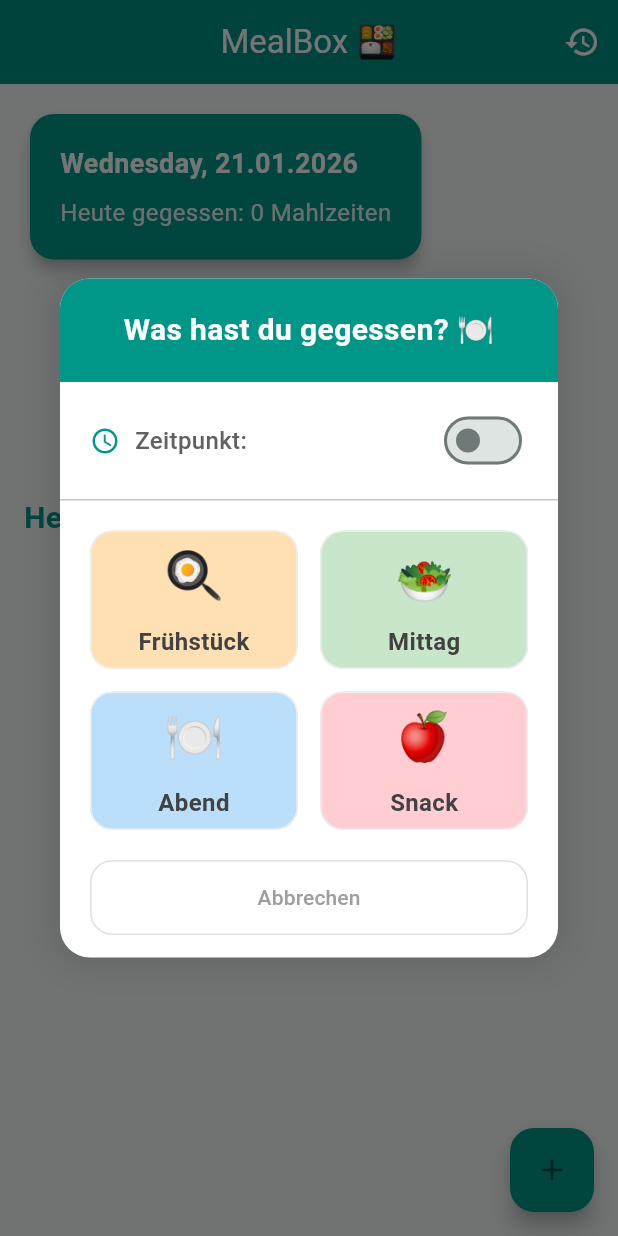
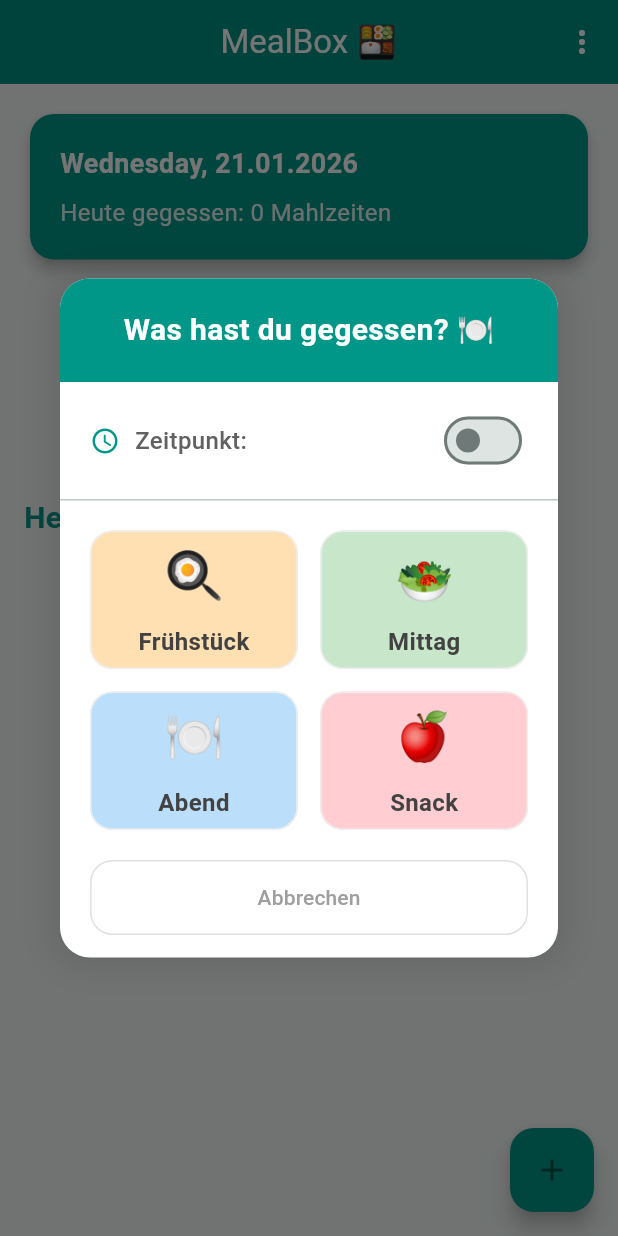
Before and after one commit to Addereum/mealBox, a Flutter app: the screen it shows after launch, after a tap on "Hinzufügen", on a phone screen of 412 x 824 dp. Run offline on Flutter 3.47's test engine with Material 3 defaults, Android fonts, the light colour scheme and no system bars; our stand-ins replace hive, hive_flutter; accounts and stored records are empty.

Commit message:
feat: add simple mode toggle for low-executive-function logging
- Add SettingsService with Hive persistence
- Implement one-button logging for simple mode
- Add toggle in settings screen
- Update UI to reflect current mode
- Maintain backward compatibility with existing data

Benefits:
- Reduces decision fatigue for ADHD/autism users
- Faster logging on difficult days
- User can switch modes anytime

```diff
--- a/lib/screens/home_screen.dart
+++ b/lib/screens/home_screen.dart
@@ -1,11 +1,13 @@
 import 'package:flutter/material.dart';
 import 'package:intl/intl.dart';
 import '../services/meal_service.dart';
+import '../services/settings_service.dart';
 import '../models/meal.dart';
 import '../widgets/meal_dialog.dart';
 import '../widgets/meal_list_tile.dart';
 import '../widgets/delete_confirmation_dialog.dart';
 import 'history_screen.dart';
+import 'settings_screen.dart';
 
 class HomeScreen extends StatefulWidget {
   const HomeScreen({Key? key}) : super(key: key);
@@ -16,20 +18,51 @@
 
 class _HomeScreenState extends State<HomeScreen> {
   final MealService _mealService = MealService();
+  final SettingsService _settingsService = SettingsService();
   List<Meal> _todayMeals = [];
   bool _isLoading = true;
+  bool _simpleMode = false;
   final ScrollController _scrollController = ScrollController();
 
   @override
   void initState() {
     super.initState();
+    _loadSettings(); // load settings
     _loadTodayMeals();
+  }
+
+  Future<void> _loadSettings() async {
+    _simpleMode = await _settingsService.getSimpleMode();
+    setState(() {});
+  }
+
+  Future<void> _logSimpleMeal() async {
+  await _mealService.addMeal('Mahlzeit');
+  await _loadTodayMeals();
+
+  await Future.delayed(Duration(milliseconds: 100));
+
+  ScaffoldMessenger.of(context).showSnackBar(
+    SnackBar(
+      content: Text('Mahlzeit hinzugefügt ✅'),
+      backgroundColor: Colors.teal,
+      behavior: SnackBarBehavior.floating,
+      shape: RoundedRectangleBorder(borderRadius: BorderRadius.circular(10)),
+    ),
+  );
 }
 
   @override
   void dispose() {
     _scrollController.dispose();
     super.dispose();
+  }
+
+  void _navigateToSettings() {
+  Navigator.push(
+      context,
+      MaterialPageRoute(builder: (context) => SettingsScreen()),
+    );
   }
 
   Future<void> _loadTodayMeals() async {
@@ -75,10 +108,16 @@
   }
 
   void _showMealDialog() {
+    if (_simpleMode) {
+      // SIMPLE MODE: Log without dialog/meal type
+      _logSimpleMeal();
+    } else {
+      // NORMAL MODE: Log with dialog/meal type
       showDialog(
         context: context,
-    builder: (context) => MealDialog(onMealSelected: _logMeal), // Geändert
+        builder: (context) => MealDialog(onMealSelected: _logMeal),
       );
+    }
   }
 
   void _navigateToHistory() {
@@ -96,10 +135,39 @@
       appBar: AppBar(
         title: Text('MealBox 🍱'),
         actions: [
-          IconButton(
-            icon: Icon(Icons.history),
-            onPressed: _navigateToHistory,
-            tooltip: 'Historie',
+          PopupMenuButton<String>(
+            icon: Icon(Icons.more_vert),
+            onSelected: (value) {
+              if (value == 'history') {
+                _navigateToHistory();
+              } else if (value == 'settings') {
+                _navigateToSettings();
+              }
+            },
+            itemBuilder: (BuildContext context) {
+              return [
+                PopupMenuItem<String>(
+                  value: 'history',
+                  child: Row(
+                    children: [
+                      Icon(Icons.history, color: Colors.teal),
+                      SizedBox(width: 10),
+                      Text('Historie'),
+                    ],
+                  ),
+                ),
+                PopupMenuItem<String>(
+                  value: 'settings',
+                  child: Row(
+                    children: [
+                      Icon(Icons.settings, color: Colors.teal),
+                      SizedBox(width: 10),
+                      Text('Einstellungen'),
+                    ],
+                  ),
+                ),
+              ];
+            },
           ),
         ],
       ),
@@ -125,6 +193,12 @@
                     child: Column(
                       crossAxisAlignment: CrossAxisAlignment.start,
                       children: [
+                        Row(
+                          children: [
+                            Expanded(
+                              child: Column(
+                                crossAxisAlignment: CrossAxisAlignment.start,
+                                children: [
                                   Text(
                                     DateFormat('EEEE, dd.MM.yyyy').format(DateTime.now()),
                                     style: TextStyle(
@@ -140,6 +214,34 @@
                                       fontSize: 16,
                                       color: Colors.white.withOpacity(0.9),
                                     ),
+                                  ),
+                                ],
+                              ),
+                            ),
+                            // Simple Mode Indicator (only when active)
+                            if (_simpleMode)
+                              Container(
+                                padding: EdgeInsets.symmetric(horizontal: 8, vertical: 4),
+                                decoration: BoxDecoration(
+                                  color: Colors.white.withOpacity(0.2),
+                                  borderRadius: BorderRadius.circular(12),
+                                ),
+                                child: Row(
+                                  children: [
+                                    Icon(Icons.flash_on, size: 14, color: Colors.white),
+                                    SizedBox(width: 4),
+                                    Text(
+                                      'Einfach',
+                                      style: TextStyle(
+                                        fontSize: 12,
+                                        color: Colors.white,
+                                        fontWeight: FontWeight.bold,
+                                      ),
+                                    ),
+                                  ],
+                                ),
+                              ),
+                          ],
                         ),
                       ],
                     ),
@@ -253,7 +355,7 @@
       floatingActionButton: FloatingActionButton(
         onPressed: _showMealDialog,
         backgroundColor: Colors.teal,
-        child: Icon(Icons.add),
+        child: Icon(_simpleMode ? Icons.check : Icons.add), // ANPASSUNG HIER
       ),
     );
   }
--- /dev/null
+++ b/lib/services/settings_service.dart
@@ -0,0 +1,23 @@
+import 'package:hive/hive.dart';
+
+class SettingsService {
+  static const String _boxName = 'settingsBox';
+  static const String _simpleModeKey = 'simpleMode';
+
+  Future<Box> _getBox() async {
+    if (!Hive.isBoxOpen(_boxName)) {
+      return await Hive.openBox(_boxName);
+    }
+    return Hive.box(_boxName);
+  }
+
+  Future<bool> getSimpleMode() async {
+    final box = await _getBox();
+    return box.get(_simpleModeKey, defaultValue: false);
+  }
+
+  Future<void> setSimpleMode(bool value) async {
+    final box = await _getBox();
+    await box.put(_simpleModeKey, value);
+  }
+}
```
Also changed, not shown: lib/screens/settings_screen.dart (added, +102 -0 lines). Lines whose indentation alone changed are shown as unchanged.
